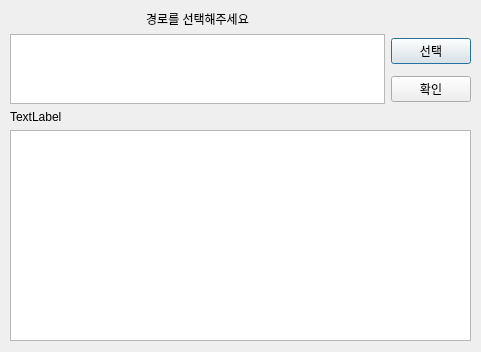
First picture: the form in Dialog - untitled.ui, repository heezzing/healthcare, before the edit.
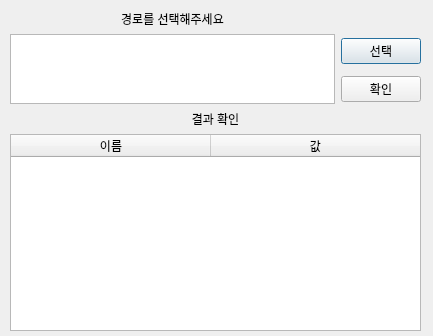
Second picture: the form after the edit.

Patch:
```diff
--- a/Dialog - untitled.ui
+++ b/Dialog - untitled.ui
@@ -6,8 +6,8 @@
    <rect>
     <x>0</x>
     <y>0</y>
-    <width>481</width>
-    <height>352</height>
+    <width>433</width>
+    <height>336</height>
    </rect>
   </property>
   <property name="windowTitle">
@@ -18,11 +18,21 @@
     <rect>
      <x>10</x>
      <y>10</y>
-     <width>461</width>
-     <height>331</height>
+     <width>411</width>
+     <height>321</height>
     </rect>
    </property>
    <layout class="QGridLayout" name="gridLayout_2">
+    <item row="3" column="0">
+     <widget class="QLabel" name="label">
+      <property name="text">
+       <string>결과 확인</string>
+      </property>
+      <property name="alignment">
+       <set>Qt::AlignCenter</set>
+      </property>
+     </widget>
+    </item>
     <item row="0" column="0">
      <layout class="QGridLayout" name="gridLayout">
       <item row="1" column="1">
@@ -54,14 +64,33 @@
       </item>
      </layout>
     </item>
-    <item row="2" column="0">
-     <widget class="QTextEdit" name="text_display"/>
-    </item>
-    <item row="1" column="0">
-     <widget class="QLabel" name="label">
-      <property name="text">
-       <string>TextLabel</string>
-      </property>
+    <item row="4" column="0">
+     <widget class="QTableWidget" name="table_widget">
+      <attribute name="horizontalHeaderCascadingSectionResizes">
+       <bool>false</bool>
+      </attribute>
+      <attribute name="horizontalHeaderDefaultSectionSize">
+       <number>200</number>
+      </attribute>
+      <attribute name="horizontalHeaderShowSortIndicator" stdset="0">
+       <bool>false</bool>
+      </attribute>
+      <attribute name="horizontalHeaderStretchLastSection">
+       <bool>true</bool>
+      </attribute>
+      <attribute name="verticalHeaderDefaultSectionSize">
+       <number>35</number>
+      </attribute>
+      <column>
+       <property name="text">
+        <string>이름</string>
+       </property>
+      </column>
+      <column>
+       <property name="text">
+        <string>값</string>
+       </property>
+      </column>
      </widget>
     </item>
    </layout>
```
Left out of the diff: 20 changed lines with no effect on the pictures.
